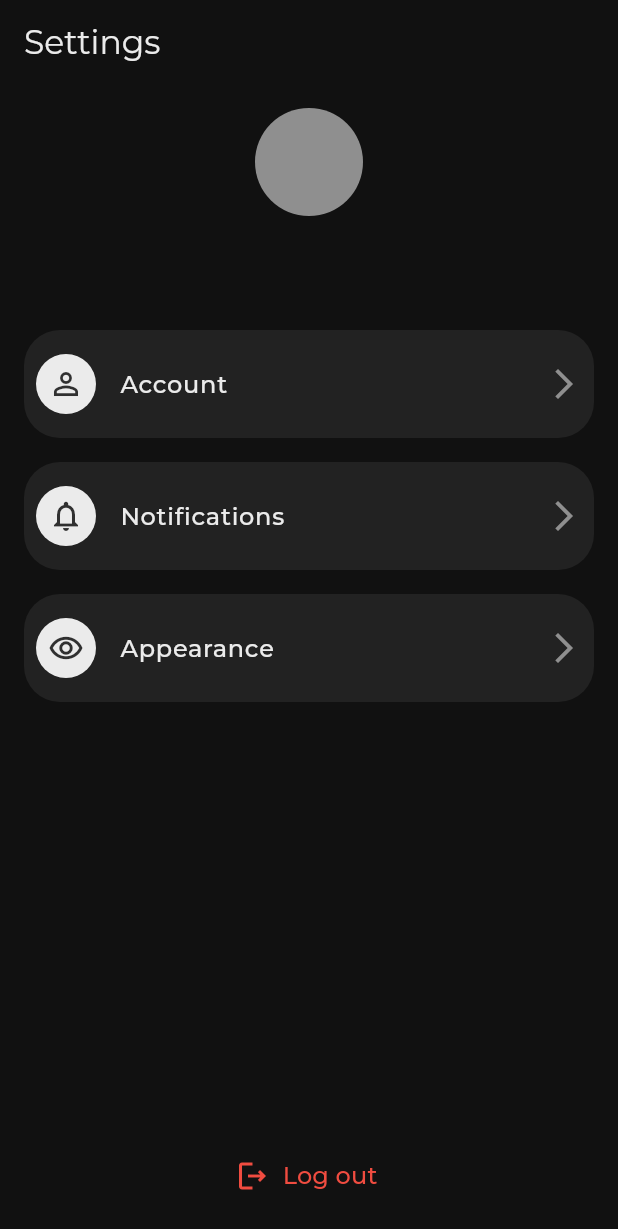
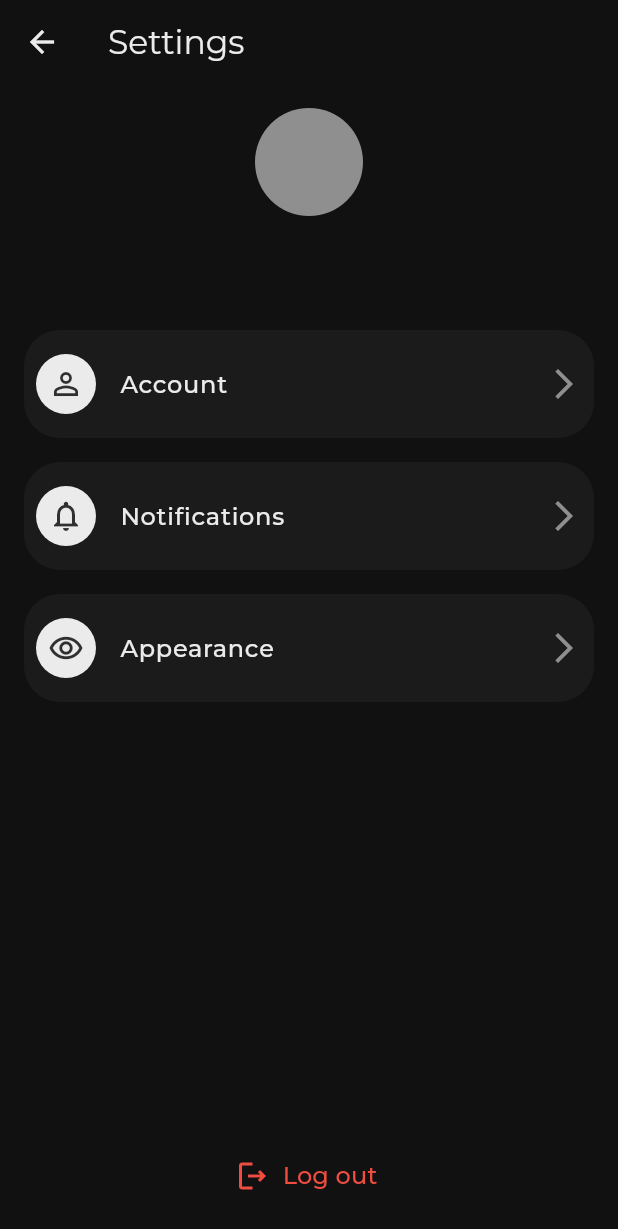
Before and after one commit to dsnoire/habit_tracker, a Flutter app: the screen it shows once a user with an empty profile is signed in, after a tap on the "settings" icon, on a phone screen of 412 x 824 dp. Shown: the top 1229 px of the screen. Run offline on Flutter 3.47's test engine with Material 3 defaults, Android fonts, the phone set to English and light mode, and no system bars; our stand-ins replace cloud_firestore, equatable, firebase_auth, firebase_core, flutter_bloc, flutter_svg and 2 more; accounts and stored records are empty.

```diff
--- a/lib/app/colors/app_colors.dart
+++ b/lib/app/colors/app_colors.dart
@@ -5,6 +5,6 @@ abstract class AppColors {
   static const background = Color(0xFF111111);
   static const grey = Color(0xFF8F8F8F);
   static const darkGrey = Color(0xFF303030);
-  static const surfaceGrey = Color(0xFF222222);
+  static const surfaceGrey = Color(0xFF1B1B1B);
   static const red = Color(0xFFF04C40);
 }
--- a/lib/app/router/app_router.dart
+++ b/lib/app/router/app_router.dart
@@ -1,6 +1,7 @@
 import 'dart:async';
 
 import 'package:flutter/material.dart';
+import 'package:flutter_bloc/flutter_bloc.dart';
 import 'package:go_router/go_router.dart';
 import 'package:habit_tracker/register/view/register_page.dart';
 
@@ -11,9 +12,7 @@ import '../../settings/view/settings_page.dart';
 import '../../statistics/view/statistics_page.dart';
 import '../bloc/app_bloc.dart';
 
-final GlobalKey<NavigatorState> _rootNavigator = GlobalKey(debugLabel: 'root');
-final GlobalKey<NavigatorState> _shellNavigatorHome = GlobalKey(debugLabel: 'home');
-final GlobalKey<NavigatorState> _shellNavigatorStatistics = GlobalKey(debugLabel: 'stats');
+final _rootNavigator = GlobalKey<NavigatorState>(debugLabel: 'root');
 
 class AppRouter {
   AppRouter(this._appBloc);
@@ -21,33 +20,17 @@ class AppRouter {
 
   GoRouter get router => GoRouter(
         navigatorKey: _rootNavigator,
-        initialLocation: '/register',
-        refreshListenable: _GoRouterAppBlocRefreshStream(_appBloc.stream),
-        redirect: (context, state) {
-          final isAuthenticated = _appBloc.state.status == AppStatus.authenticated;
-
-          if (isAuthenticated && state.uri.path == '/login') {
-            return '/home';
-          }
-          if (isAuthenticated && state.uri.path == '/register') {
-            return '/home';
-          }
-          if (!isAuthenticated && state.uri.path == '/settings') {
-            return '/login';
-          }
-          return null;
-        },
+        debugLogDiagnostics: true,
+        initialLocation: '/login',
         routes: [
           StatefulShellRoute.indexedStack(
             builder: (context, state, navigationShell) {
               return NavigationRoot(
                 navigationShell: navigationShell,
-                key: state.pageKey,
               );
             },
             branches: [
               StatefulShellBranch(
-                navigatorKey: _shellNavigatorHome,
                 routes: [
                   GoRoute(
                     path: '/home',
@@ -59,7 +42,6 @@ class AppRouter {
                 ],
               ),
               StatefulShellBranch(
-                navigatorKey: _shellNavigatorStatistics,
                 routes: [
                   GoRoute(
                     path: '/statistics',
@@ -76,9 +58,7 @@ class AppRouter {
             path: '/register',
             pageBuilder: (context, state) {
               return NoTransitionPage(
-                child: RegisterPage(
-                  key: state.pageKey,
-                ),
+                child: RegisterPage(),
               );
             },
           ),
@@ -86,14 +66,13 @@ class AppRouter {
             path: '/login',
             pageBuilder: (context, state) {
               return NoTransitionPage(
-                child: LoginPage(
-                  key: state.pageKey,
-                ),
+                child: LoginPage(),
               );
             },
           ),
           GoRoute(
             path: '/settings',
+            parentNavigatorKey: _rootNavigator,
             pageBuilder: (context, state) {
               return NoTransitionPage(
                 child: SettingsPage(
@@ -103,6 +82,17 @@ class AppRouter {
             },
           ),
         ],
+        redirect: (context, state) {
+          final isAuthenticated = _appBloc.state.status == AppStatus.authenticated;
+          final isInHome = state.matchedLocation == '/home';
+          final isAuthenticating = state.matchedLocation == '/login' || state.matchedLocation == '/register';
+
+          if (isInHome && !isAuthenticated) return '/login';
+          if (!isAuthenticated) return '/login';
+          if (isAuthenticating && isAuthenticated) return '/home';
+          return null;
+        },
+        refreshListenable: _GoRouterAppBlocRefreshStream(_appBloc.stream),
       );
 }
 
--- a/lib/home/view/home_page.dart
+++ b/lib/home/view/home_page.dart
@@ -15,7 +15,7 @@ class HomePage extends StatelessWidget {
           Padding(
             padding: const EdgeInsets.only(right: 8),
             child: IconButton(
-              onPressed: () => context.go('/settings'),
+              onPressed: () => context.push('/settings'),
               icon: Icon(
                 Icons.settings,
                 color: AppColors.white,
```
